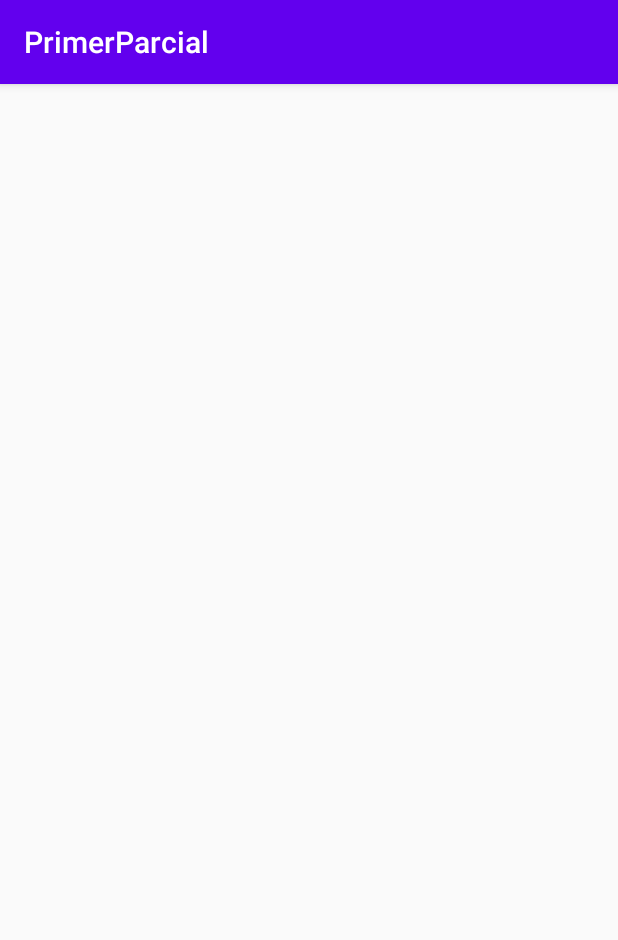
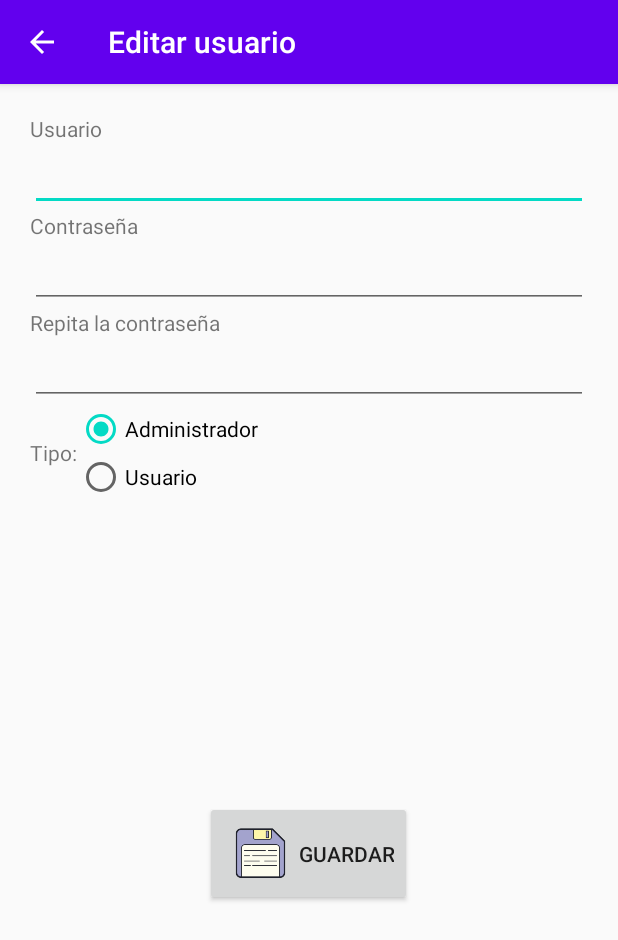
Before and after one commit to gastonpesoa/PrimerParcialLaboV, an Android app: the EditActivity screen opened directly, with no data from a screen before it, on a phone screen of 412 x 824 dp. Shown: the top 940 px of the screen. Run offline under Robolectric (Android 15) with nearby library versions, the phone set to English and light mode, and no system bars; 7 statements that could not run were skipped.

Commit message:
edit mvc

```diff
--- a/app/src/main/java/com/example/primerparcial/EditActivity.java
+++ b/app/src/main/java/com/example/primerparcial/EditActivity.java
@@ -1,8 +1,12 @@
 package com.example.primerparcial;
 
+import androidx.annotation.NonNull;
+import androidx.appcompat.app.ActionBar;
 import androidx.appcompat.app.AppCompatActivity;
 
 import android.os.Bundle;
+import android.util.Log;
+import android.view.MenuItem;
 
 public class EditActivity extends AppCompatActivity {
 
@@ -10,5 +14,27 @@ public class EditActivity extends AppCompatActivity {
     protected void onCreate(Bundle savedInstanceState) {
         super.onCreate(savedInstanceState);
         setContentView(R.layout.activity_edit);
+
+        Bundle extras = super.getIntent().getExtras();
+        UsuarioModel usuario= (UsuarioModel) extras.getSerializable("usuario");
+        Integer position = Integer.valueOf(extras.getInt("position"));
+        Log.d("EditActivity", usuario.toString());
+        Log.d("EditActivity", position.toString());
+
+        UsuarioController usuarioController = new UsuarioController(this,usuario);
+        UsuarioView usuarioView = new UsuarioView(this,usuario,usuarioController, position);
+        usuarioController.setView(usuarioView);
+
+        ActionBar actionBar = getSupportActionBar();
+        actionBar.setTitle("Editar usuario");
+        actionBar.setDisplayHomeAsUpEnabled(true);
+    }
+
+    @Override
+    public boolean onOptionsItemSelected(@NonNull MenuItem item) {
+        if (item.getItemId() == android.R.id.home){
+            super.finish();
+        }
+        return super.onOptionsItemSelected(item);
     }
 }
--- /dev/null
+++ b/app/src/main/java/com/example/primerparcial/UsuarioController.java
@@ -0,0 +1,34 @@
+package com.example.primerparcial;
+
+import android.app.Activity;
+import android.content.Intent;
+import android.view.View;
+
+public class UsuarioController implements View.OnClickListener {
+
+    private Activity activity;
+    private UsuarioModel model;
+    private UsuarioView view;
+
+    public UsuarioController(Activity activity, UsuarioModel model) {
+        this.activity = activity;
+        this.model = model;
+    }
+
+    public void setView(UsuarioView view) {
+        this.view = view;
+        this.view.mostrarModelo();
+
+    }
+
+    @Override
+    public void onClick(View v) {
+        if(this.view.modificarModelo()){
+            Intent returnIntent = new Intent();
+            returnIntent.putExtra("usuarioModificado", this.view.getModel());
+            returnIntent.putExtra("positionModificado", this.view.getPosition().intValue());
+            this.activity.setResult(Activity.RESULT_OK, returnIntent);
+            this.activity.finish();
+        }
+    }
+}
--- /dev/null
+++ b/app/src/main/java/com/example/primerparcial/UsuarioView.java
@@ -0,0 +1,77 @@
+package com.example.primerparcial;
+
+import android.app.Activity;
+import android.util.Log;
+import android.widget.Button;
+import android.widget.EditText;
+import android.widget.RadioButton;
+import android.widget.RadioGroup;
+import android.widget.Toast;
+
+public class UsuarioView {
+
+    private Button btnEditar;
+    private EditText eTNombre;
+    private EditText eTContrasenia;
+    private EditText eTContraseniaRep;
+    private RadioGroup rgTipo;
+    private Activity activity;
+    private UsuarioModel model;
+    private UsuarioController controller;
+    private Integer position;
+
+    public UsuarioView(Activity activity, UsuarioModel model, UsuarioController controller, Integer position) {
+        this.activity = activity;
+        this.model = model;
+        this.position = position;
+        this.controller = controller;
+        this.eTNombre = this.activity.findViewById(R.id.etNombre);
+        this.eTContrasenia = this.activity.findViewById(R.id.etContrasenia);
+        this.eTContraseniaRep = this.activity.findViewById(R.id.etContraseniaRep);
+        this.rgTipo = this.activity.findViewById(R.id.rgTipo);
+        this.btnEditar = this.activity.findViewById(R.id.btnSave);
+        this.btnEditar.setOnClickListener(controller);
+    }
+
+    public UsuarioModel getModel() {
+        return model;
+    }
+
+    public Integer getPosition() {
+        return position;
+    }
+
+    public boolean modificarModelo(){
+        boolean result = false;
+        String nombre = this.eTNombre.getText().toString();
+        String contrasenia = this.eTContrasenia.getText().toString();
+        String contraseniaRep = this.eTContraseniaRep.getText().toString();
+        if (!nombre.isEmpty() && !contrasenia.isEmpty() && !contraseniaRep.isEmpty()){
+            if (contrasenia.equals(contraseniaRep) && nombre.length() > 2){
+                int radioId = this.rgTipo.getCheckedRadioButtonId();
+                RadioButton rbTipo = this.activity.findViewById(radioId);
+                this.model.setNombre(nombre);
+                this.model.setContrasenia(contrasenia);
+                this.model.setTipoUsuario(rbTipo.getText().toString());
+                result = true;
+            }else {
+                Toast.makeText(this.activity.getApplicationContext(),"Las contraseñas no son iguales o el nombre tiene menos de 3 caracteres", Toast.LENGTH_LONG).show();
+            }
+        } else {
+            Toast.makeText(this.activity.getApplicationContext(),"No pueden ser vacios los campos", Toast.LENGTH_LONG).show();
+        }
+        return result;
+    }
+
+    public void mostrarModelo(){
+        this.eTNombre.setText(this.model.getNombre());
+        this.eTContrasenia.setText(this.model.getContrasenia());
+        RadioButton b;
+        if(TipoUsuario.USUARIO.toString().equals(this.model.getTipoUsuario().toString())){
+            b = (RadioButton) this.activity.findViewById(R.id.radioUser);
+        } else {
+            b = (RadioButton) this.activity.findViewById(R.id.radioAdmin);
+        }
+        b.setChecked(true);
+    }
+}
--- /dev/null
+++ b/app/src/main/res/drawable/ic_save.xml
@@ -0,0 +1,7 @@
+<?xml version="1.0" encoding="utf-8"?>
+<layer-list xmlns:android="http://schemas.android.com/apk/res/android" >
+    <item
+        android:drawable="@drawable/save_icon"
+        android:width="50dp"
+        android:height="50dp" />
+</layer-list >
--- a/app/src/main/res/layout/activity_edit.xml
+++ b/app/src/main/res/layout/activity_edit.xml
@@ -1,9 +1,80 @@
 <?xml version="1.0" encoding="utf-8"?>
-<androidx.constraintlayout.widget.ConstraintLayout xmlns:android="http://schemas.android.com/apk/res/android"
+<LinearLayout xmlns:android="http://schemas.android.com/apk/res/android"
     xmlns:app="http://schemas.android.com/apk/res-auto"
     xmlns:tools="http://schemas.android.com/tools"
     android:layout_width="match_parent"
     android:layout_height="match_parent"
-    tools:context=".EditActivity">
+    tools:context=".EditActivity"
+    android:layout_margin="20dp"
+    android:orientation="vertical">
 
-</androidx.constraintlayout.widget.ConstraintLayout>
+    <TextView
+        android:layout_width="match_parent"
+        android:layout_height="wrap_content"
+        android:text="Usuario"/>
+        <EditText
+            android:layout_width="match_parent"
+            android:layout_height="wrap_content"
+            android:id="@+id/etNombre"/>
+    <TextView
+        android:layout_width="match_parent"
+        android:layout_height="wrap_content"
+        android:text="Contraseña"/>
+    <EditText
+        android:layout_width="match_parent"
+        android:layout_height="wrap_content"
+        android:inputType="textPassword"
+        android:id="@+id/etContrasenia"/>
+    <TextView
+        android:layout_width="match_parent"
+        android:layout_height="wrap_content"
+        android:text="Repita la contraseña"/>
+    <EditText
+        android:layout_width="match_parent"
+        android:layout_height="wrap_content"
+        android:inputType="textPassword"
+        android:id="@+id/etContraseniaRep"/>
+
+    <LinearLayout
+        android:layout_width="match_parent"
+        android:layout_height="wrap_content"
+        android:orientation="horizontal">
+        <TextView
+            android:layout_width="wrap_content"
+            android:layout_height="wrap_content"
+            android:text="Tipo:"
+            android:layout_gravity="center_vertical"/>
+        <RadioGroup
+            android:id="@+id/rgTipo"
+            android:checkedButton="@id/radioUser"
+            android:layout_width="match_parent"
+            android:layout_height="wrap_content">
+            <RadioButton
+                android:id="@+id/radioAdmin"
+                android:layout_width="wrap_content"
+                android:layout_height="wrap_content"
+                android:text="Administrador">
+            </RadioButton>
+            <RadioButton
+                android:id="@+id/radioUser"
+                android:layout_width="wrap_content"
+                android:layout_height="wrap_content"
+                android:text="Usuario">
+            </RadioButton>
+        </RadioGroup>
+    </LinearLayout>
+    <LinearLayout
+        android:layout_width="match_parent"
+        android:layout_height="match_parent"
+        android:orientation="vertical"
+        android:gravity="center">
+        <Button
+            android:id="@+id/btnSave"
+            android:layout_width="wrap_content"
+            android:layout_height="wrap_content"
+            android:drawableLeft="@drawable/ic_save"
+            android:text="Guardar">
+        </Button>
+
+    </LinearLayout>
+</LinearLayout>
```
Also changed, not shown: app/src/main/java/com/example/primerparcial/MainActivity.java (+27 -2 lines), app/src/main/java/com/example/primerparcial/UsuarioModel.java (+7 -2 lines), app/src/main/res/drawable/save_icon.png (added).
